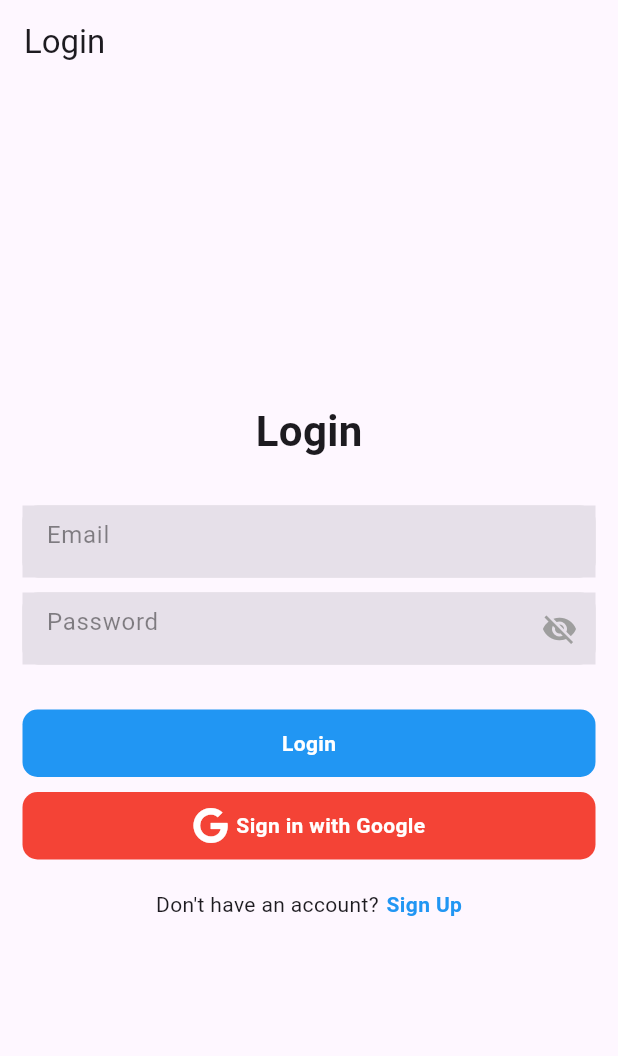
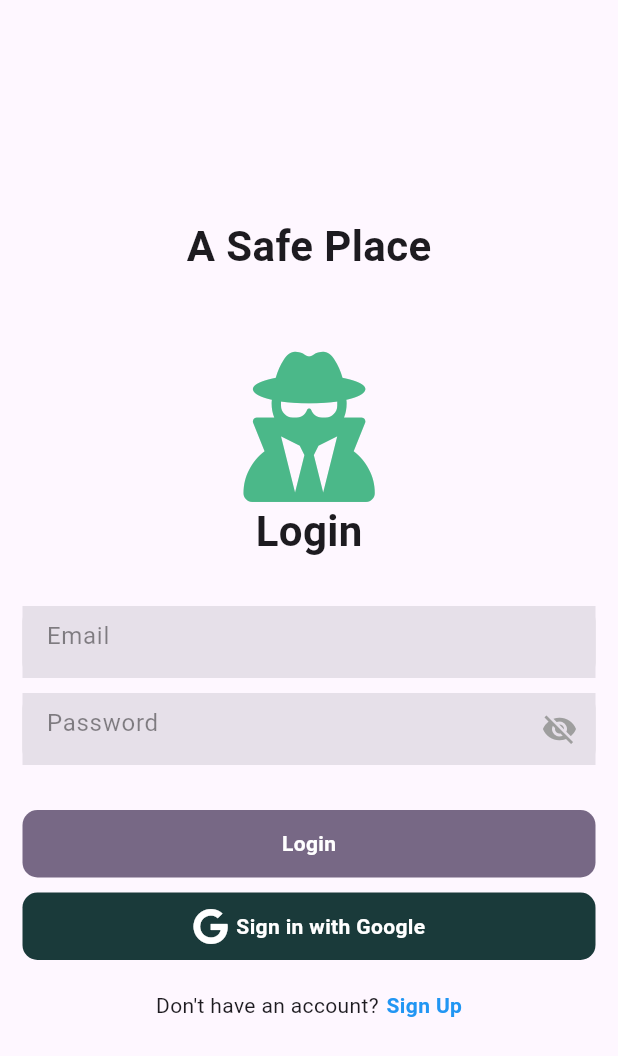
Before and after one commit to frasey/a_safe_place, a Flutter app: the screen it shows after launch, on a phone screen of 412 x 824 dp. Shown: the top 1056 px of the screen. Run offline on Flutter 3.47's test engine with Material 3 defaults, Android fonts, the light colour scheme and no system bars; our stand-ins replace cloud_firestore, file_picker, firebase_auth, firebase_core, firebase_database, flutter_colorpicker and 4 more; missing offline and left inert: firebase_app_check; accounts and stored records are empty.

Commit message:
logo added, colour sheme of login_page updated, title changed

```diff
--- a/lib/Authentication/login_page.dart
+++ b/lib/Authentication/login_page.dart
@@ -31,20 +31,39 @@ class _LoginPageState extends State<LoginPage> {
   @override
   Widget build(BuildContext context) {
     return Scaffold(
-      appBar: AppBar(
-        title: const Text("Login"),
-      ),
+      // appBar: AppBar(
+      //   centerTitle: true,
+      //   title: Transform.translate(
+      //     offset: Offset(0.0, 18.0),
+      //     child: const Text("A Safe Place",
+      //       style: TextStyle(
+      //         fontWeight: FontWeight.bold,
+      //         fontSize: 28,
+      //       ),
+      //     ),
+      //   ),
+      // ),
       body: Center(
         child: Padding(
-          padding: EdgeInsets.symmetric(horizontal: 15.0),
+          padding: const EdgeInsets.symmetric(horizontal: 15.0),
           child: Column(
             mainAxisAlignment: MainAxisAlignment.center,
             children: [
-              Text(
+              const Text("A Safe Place",
+                style: TextStyle(
+                  fontWeight: FontWeight.bold,
+                  fontSize: 28,
+                ),
+              ),
+              const SizedBox(height: 50),
+              const FaIcon(FontAwesomeIcons.userSecret,
+                size: 100,
+                color: Color.fromARGB(255, 75, 184, 137), ),
+              const Text(
                 "Login",
                 style: TextStyle(fontSize: 28, fontWeight: FontWeight.bold),
               ),
-              SizedBox(
+              const SizedBox(
                 height: 30,
               ),
               FormContainerWidget(
@@ -52,7 +71,7 @@ class _LoginPageState extends State<LoginPage> {
                 hintText: "Email",
                 isPasswordField: false,
               ),
-              SizedBox(
+              const SizedBox(
                 height: 10,
               ),
               FormContainerWidget(
@@ -60,7 +79,7 @@ class _LoginPageState extends State<LoginPage> {
                 hintText: "Password",
                 isPasswordField: true,
               ),
-              SizedBox(
+              const SizedBox(
                 height: 30,
               ),
               GestureDetector(
@@ -69,22 +88,22 @@ class _LoginPageState extends State<LoginPage> {
                     width: double.infinity,
                     height: 45,
                     decoration: BoxDecoration(
-                      color: Colors.blue,
+                        color: Color.fromARGB(255, 119, 104, 133),
                       borderRadius: BorderRadius.circular(10),
                     ),
                     child: Center(
                         child: _isSigning
-                            ? CircularProgressIndicator(
+                            ? const CircularProgressIndicator(
                                 color: Colors.white,
                               )
-                            : Text(
+                            : const Text(
                                 "Login",
                                 style: TextStyle(
                                     color: Colors.white,
                                     fontWeight: FontWeight.bold),
                               ))),
               ),
-              SizedBox(
+              const SizedBox(
                 height: 10,
               ),
               GestureDetector(
@@ -93,10 +112,10 @@ class _LoginPageState extends State<LoginPage> {
                       width: double.infinity,
                       height: 45,
                       decoration: BoxDecoration(
-                        color: Colors.red,
+                        color: const Color.fromARGB(255, 26, 58, 58),
                         borderRadius: BorderRadius.circular(10),
                       ),
-                      child: Center(
+                      child: const Center(
                         child: Row(
                           mainAxisAlignment: MainAxisAlignment.center,
                           children: [
@@ -116,14 +135,14 @@ class _LoginPageState extends State<LoginPage> {
                           ],
                         ),
                       ))),
-              SizedBox(
+              const SizedBox(
                 height: 20,
               ),
               Row(
                 mainAxisAlignment: MainAxisAlignment.center,
                 children: [
-                  Text("Don't have an account?"),
-                  SizedBox(
+                  const Text("Don't have an account?"),
+                  const SizedBox(
                     width: 5,
                   ),
                   GestureDetector(
@@ -133,7 +152,7 @@ class _LoginPageState extends State<LoginPage> {
                           MaterialPageRoute(builder: (context) => SignUpPage()),
                           (route) => false);
                     },
-                    child: Text("Sign Up",
+                    child: const Text("Sign Up",
                         style: TextStyle(
                             color: Colors.blue, fontWeight: FontWeight.bold)),
                   )
```
